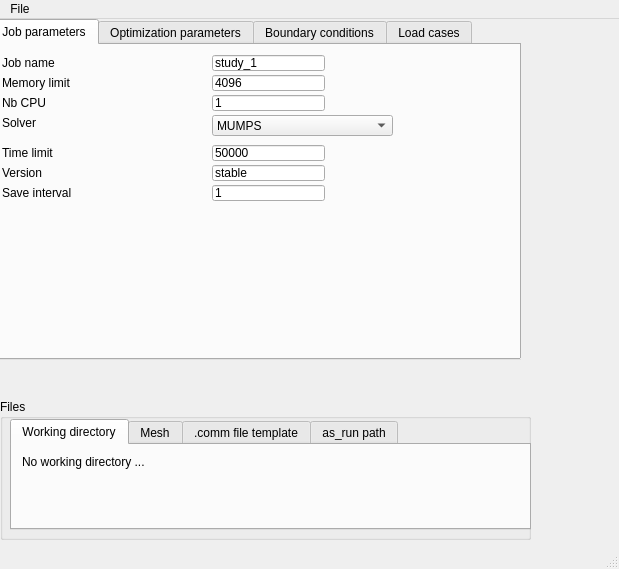
First picture: the form in GUI.ui, repository jcugnoni-heig/TopoOpt, before the edit.
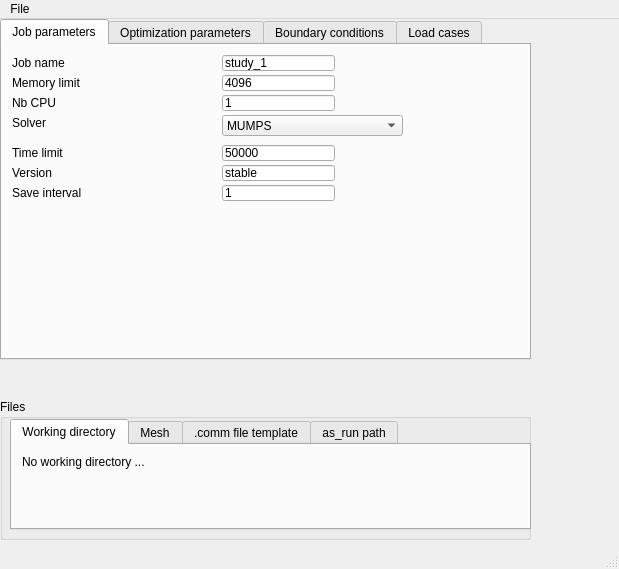
Second picture: the form after the edit.

Patch:
```diff
--- a/GUI.ui
+++ b/GUI.ui
@@ -17,7 +17,7 @@
    <widget class="QTabWidget" name="tabWidget">
     <property name="geometry">
      <rect>
-      <x>-10</x>
+      <x>0</x>
       <y>0</y>
       <width>531</width>
       <height>341</height>
```
Left out of the diff: 2 changed lines with no effect on the pictures.
